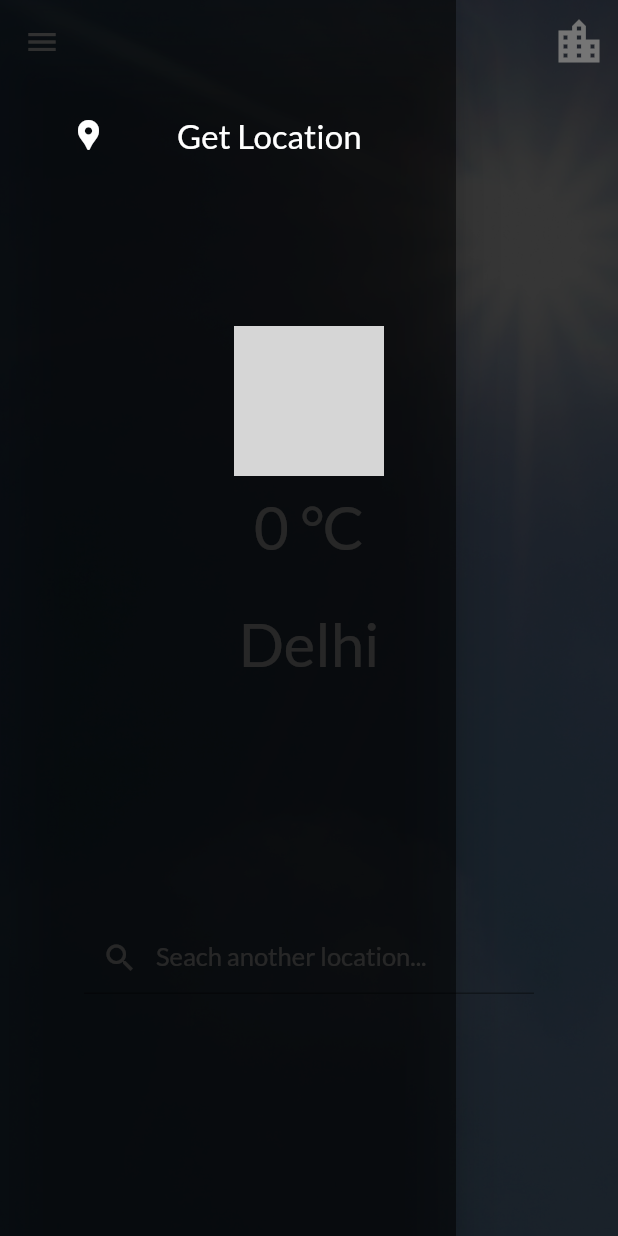
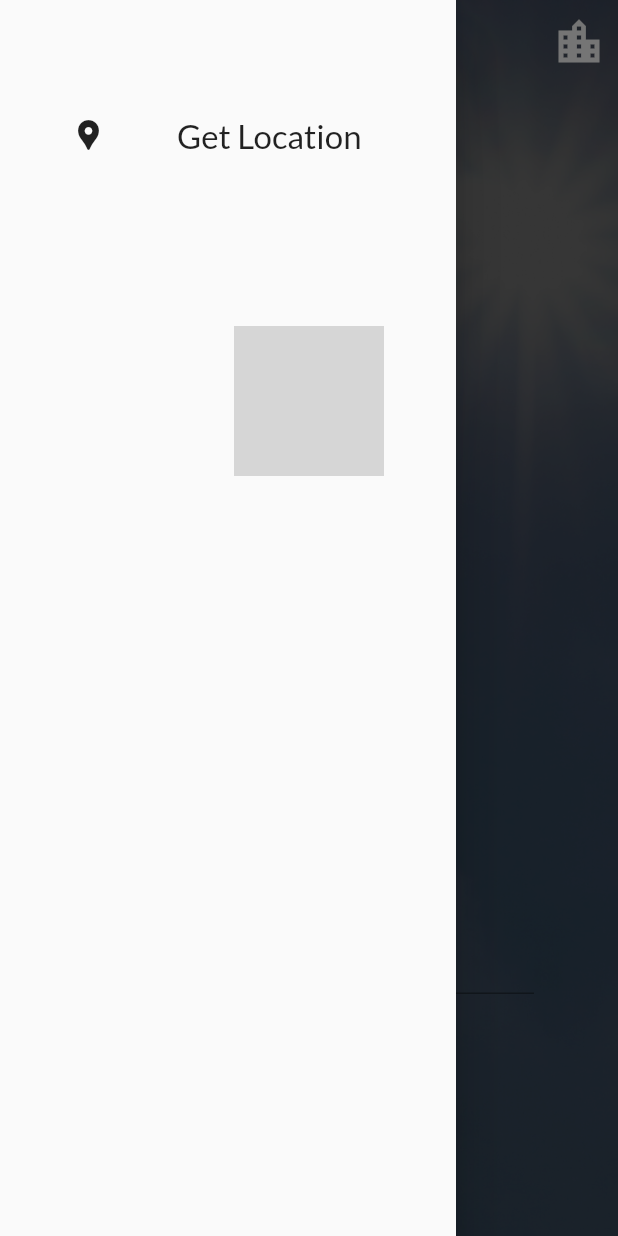
Before and after one commit to ShivamGoyal26/WeatherApp, a Flutter app: the screen it shows after launch, with the side drawer open, on a phone screen of 412 x 824 dp. Run offline on Flutter 3.47's test engine with Material 2 defaults, Android fonts, the phone set to English and light mode, and no system bars; our stand-ins replace geolocator; missing offline and left inert: geocoder; network calls fail; grey boxes are pictures that could not be loaded.

Commit message:
Custom location feched from coordinates

```diff
--- a/lib/HomeScreen.dart
+++ b/lib/HomeScreen.dart
@@ -1,6 +1,7 @@
 import 'package:flutter/material.dart';
 import 'package:provider/provider.dart';
 import 'package:weatherApp/providers/weather_API.dart';
+import 'package:weatherApp/widgets/user_drawer.dart';
 import './providers/locator.dart';
 
 class HomeScreen extends StatelessWidget {
@@ -8,47 +9,7 @@ class HomeScreen extends StatelessWidget {
   Widget build(BuildContext context) {
     final data = Provider.of<WeatherApi>(context);
     return Scaffold(
-        drawer: Drawer(
-          child: Container(
-            color: Colors.transparent,
-            child: Column(
-              children: [
-                SizedBox(
-                  height: 50,
-                ),
-                Padding(
-                  padding: const EdgeInsets.all(16.0),
-                  child: Row(
-                    mainAxisAlignment: MainAxisAlignment.spaceEvenly,
-                    children: [
-                      Icon(
-                        Icons.location_pin,
-                        color: Colors.white,
-                      ),
-                      FlatButton(
-                          onPressed: () {},
-                          child: Text(
-                            "Get Location",
-                            style: TextStyle(color: Colors.white, fontSize: 22),
-                          ))
-                    ],
-                  ),
-                )
-                // RaisedButton.icon(
-                //     icon: Icon(
-                //       Icons.location_pin,
-                //       color: Colors.white,
-                //     ),
-                //     color: Colors.transparent,
-                //     onPressed: () {},
-                //     label: Text(
-                //       "Get Location",
-                //       style: TextStyle(color: Colors.white, fontSize: 25),
-                //     ))
-              ],
-            ),
-          ),
-        ),
+        drawer: UserDrawer(),
         appBar: AppBar(
           backgroundColor: Colors.transparent,
           elevation: 0.0,
--- a/lib/main.dart
+++ b/lib/main.dart
@@ -3,6 +3,7 @@ import 'package:weatherApp/HomeScreen.dart';
 import 'package:provider/provider.dart';
 import 'package:weatherApp/providers/locator.dart';
 import 'package:weatherApp/providers/weather_API.dart';
+import 'package:weatherApp/screens/get_location_screen.dart';
 
 void main() {
   runApp(MyApp());
@@ -23,7 +24,8 @@ class MyApp extends StatelessWidget {
       child: MaterialApp(
         theme: ThemeData(
           fontFamily: 'Lato',
-          canvasColor: Colors.black54,
+          // canvasColor: Colors.black54,
+          primaryColor: Colors.black,
         ),
         debugShowCheckedModeBanner: false,
         title: "Weather",
@@ -36,6 +38,9 @@ class MyApp extends StatelessWidget {
               ),
               child: HomeScreen()),
         ),
+        routes: {
+          GetLocationScreen.routeName: (ctx) => GetLocationScreen(),
+        },
       ),
     );
   }
--- a/lib/providers/locator.dart
+++ b/lib/providers/locator.dart
@@ -7,9 +7,9 @@ class LocatorFinder with ChangeNotifier {
 
   var addresses;
 
-  String addressOne;
+  String addressOne = "N/A";
 
-  String addressTwo;
+  String addressTwo = "N/A";
 
   getCurrentLocation() async {
     Position position = await Geolocator.getCurrentPosition(
@@ -20,10 +20,14 @@ class LocatorFinder with ChangeNotifier {
   }
 
   convertGeoCodeToAddress(Coordinates coordinates) async {
-    addresses = await Geocoder.local.findAddressesFromCoordinates(coordinates);
-    addressOne = addresses.first.featureName;
-    addressTwo = addresses.first.addressLine;
-    print(addressOne);
-    print(addressTwo);
+    try {
+      addresses =
+          await Geocoder.local.findAddressesFromCoordinates(coordinates);
+      addressOne = addresses.first.featureName;
+      addressTwo = addresses.first.addressLine;
+      notifyListeners();
+    } catch (error) {
+      throw (error);
+    }
   }
 }
--- /dev/null
+++ b/lib/widgets/user_drawer.dart
@@ -0,0 +1,41 @@
+import 'package:flutter/material.dart';
+import 'package:weatherApp/screens/get_location_screen.dart';
+
+class UserDrawer extends StatelessWidget {
+  @override
+  Widget build(BuildContext context) {
+    return Drawer(
+      child: Container(
+        color: Colors.transparent,
+        child: Column(
+          children: [
+            SizedBox(
+              height: 50,
+            ),
+            Padding(
+              padding: const EdgeInsets.all(16.0),
+              child: Row(
+                mainAxisAlignment: MainAxisAlignment.spaceEvenly,
+                children: [
+                  Icon(
+                    Icons.location_pin,
+                  ),
+                  FlatButton(
+                    onPressed: () {
+                      Navigator.of(context)
+                          .pushNamed(GetLocationScreen.routeName);
+                    },
+                    child: Text(
+                      "Get Location",
+                      style: TextStyle(fontSize: 22),
+                    ),
+                  ),
+                ],
+              ),
+            )
+          ],
+        ),
+      ),
+    );
+  }
+}
```
Also changed, not shown: lib/screens/get_location_screen.dart (added, +121 -0 lines).
